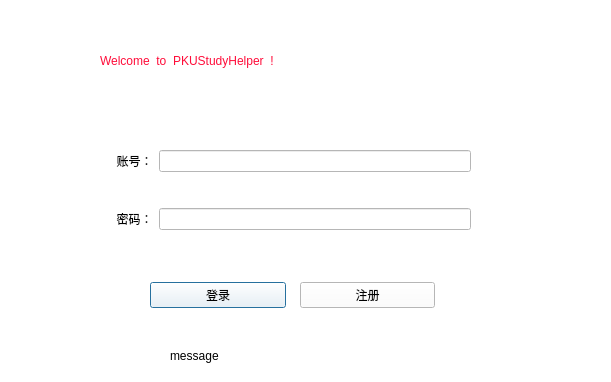
Before: the Qt Designer form PKUStudyHelper/logindialog.ui in PKU-Vincent/PKUStudyHelper, drawn with Qt 5.
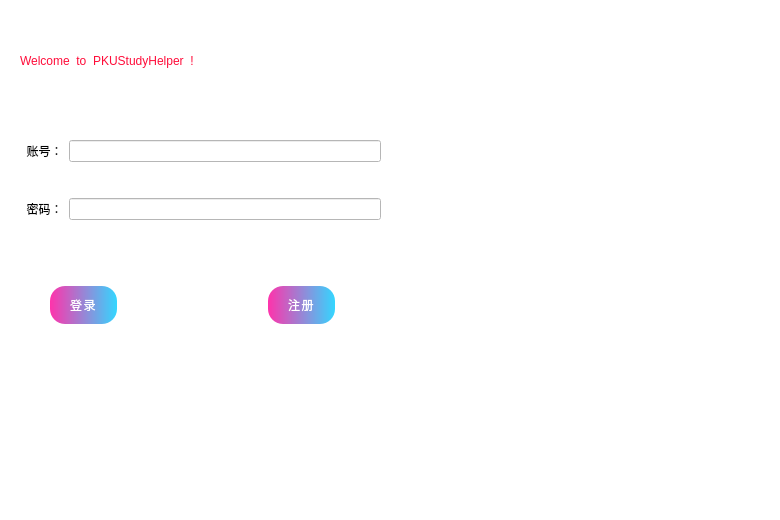
After: the same form once the commit is applied. Icons and pictures are not drawn.

```diff
--- a/PKUStudyHelper/logindialog.ui
+++ b/PKUStudyHelper/logindialog.ui
@@ -6,8 +6,8 @@
    <rect>
     <x>0</x>
     <y>0</y>
-    <width>611</width>
-    <height>382</height>
+    <width>780</width>
+    <height>520</height>
    </rect>
   </property>
   <property name="windowTitle">
@@ -20,7 +20,7 @@
   <widget class="QLabel" name="welcome">
    <property name="geometry">
     <rect>
-     <x>100</x>
+     <x>20</x>
      <y>40</y>
      <width>381</width>
      <height>41</height>
@@ -37,8 +37,8 @@
   <widget class="QWidget" name="gridLayoutWidget">
    <property name="geometry">
     <rect>
-     <x>100</x>
-     <y>120</y>
+     <x>10</x>
+     <y>110</y>
      <width>371</width>
      <height>141</height>
     </rect>
@@ -46,6 +46,9 @@
    <layout class="QGridLayout" name="gridLayout">
     <item row="0" column="0">
      <widget class="QLabel" name="label1">
+      <property name="styleSheet">
+       <string notr="true">font: 700 10pt &quot;Microsoft YaHei UI&quot;;</string>
+      </property>
       <property name="text">
        <string>     账号：</string>
       </property>
@@ -53,6 +56,9 @@
     </item>
     <item row="2" column="0">
      <widget class="QLabel" name="label2">
+      <property name="styleSheet">
+       <string notr="true">font: 700 10pt &quot;Microsoft YaHei UI&quot;;</string>
+      </property>
       <property name="text">
        <string>     密码：</string>
       </property>
@@ -69,13 +75,13 @@
   <widget class="QWidget" name="horizontalLayoutWidget">
    <property name="geometry">
     <rect>
-     <x>150</x>
-     <y>250</y>
+     <x>50</x>
+     <y>260</y>
      <width>285</width>
      <height>91</height>
     </rect>
    </property>
-   <layout class="QHBoxLayout" name="horizontalLayout" stretch="0,0">
+   <layout class="QHBoxLayout" name="horizontalLayout" stretch="0,0,0">
     <property name="spacing">
      <number>14</number>
     </property>
@@ -86,14 +92,51 @@
      <number>0</number>
     </property>
     <item>
-     <widget class="QPushButton" name="loginbutton">
+     <widget class="QPushButton" name="loginButton">
+      <property name="styleSheet">
+       <string notr="true">
+            background-color: qlineargradient(spread:pad, x1:0, y1:0.5, x2:1, y2:0.5, stop:0 rgba(255, 0, 150, 204), stop:1 rgba(0, 204, 255, 204));
+            
+font: 700 9pt &quot;Microsoft YaHei UI&quot;;
+            color: white;
+            border: none;
+            border-radius: 15px;
+            padding: 10px 20px;
+            letter-spacing: 1.5px;
+      </string>
+      </property>
       <property name="text">
        <string>登录</string>
       </property>
      </widget>
     </item>
+    <item>
+     <spacer name="horizontalSpacer">
+      <property name="orientation">
+       <enum>Qt::Orientation::Horizontal</enum>
+      </property>
+      <property name="sizeHint" stdset="0">
+       <size>
+        <width>40</width>
+        <height>20</height>
+       </size>
+      </property>
+     </spacer>
+    </item>
     <item>
      <widget class="QPushButton" name="registerbutton">
+      <property name="styleSheet">
+       <string notr="true">
+            background-color: qlineargradient(spread:pad, x1:0, y1:0.5, x2:1, y2:0.5, stop:0 rgba(255, 0, 150, 204), stop:1 rgba(0, 204, 255, 204));
+            
+font: 700 9pt &quot;Microsoft YaHei UI&quot;;
+            color: white;
+            border: none;
+            border-radius: 15px;
+            padding: 10px 20px;
+            letter-spacing: 1.5px;
+      </string>
+      </property>
       <property name="text">
        <string>注册</string>
       </property>
@@ -104,14 +147,31 @@
   <widget class="QLabel" name="label">
    <property name="geometry">
     <rect>
-     <x>170</x>
-     <y>330</y>
+     <x>90</x>
+     <y>370</y>
      <width>241</width>
      <height>51</height>
     </rect>
    </property>
    <property name="text">
-    <string>message</string>
+    <string/>
+   </property>
+  </widget>
+  <widget class="QLabel" name="label_image">
+   <property name="geometry">
+    <rect>
+     <x>390</x>
+     <y>-20</y>
+     <width>391</width>
+     <height>551</height>
+    </rect>
+   </property>
+   <property name="styleSheet">
+    <string notr="true">image:url(:/new/prefix1/boyata.image);
+</string>
+   </property>
+   <property name="text">
+    <string/>
    </property>
   </widget>
  </widget>
```
